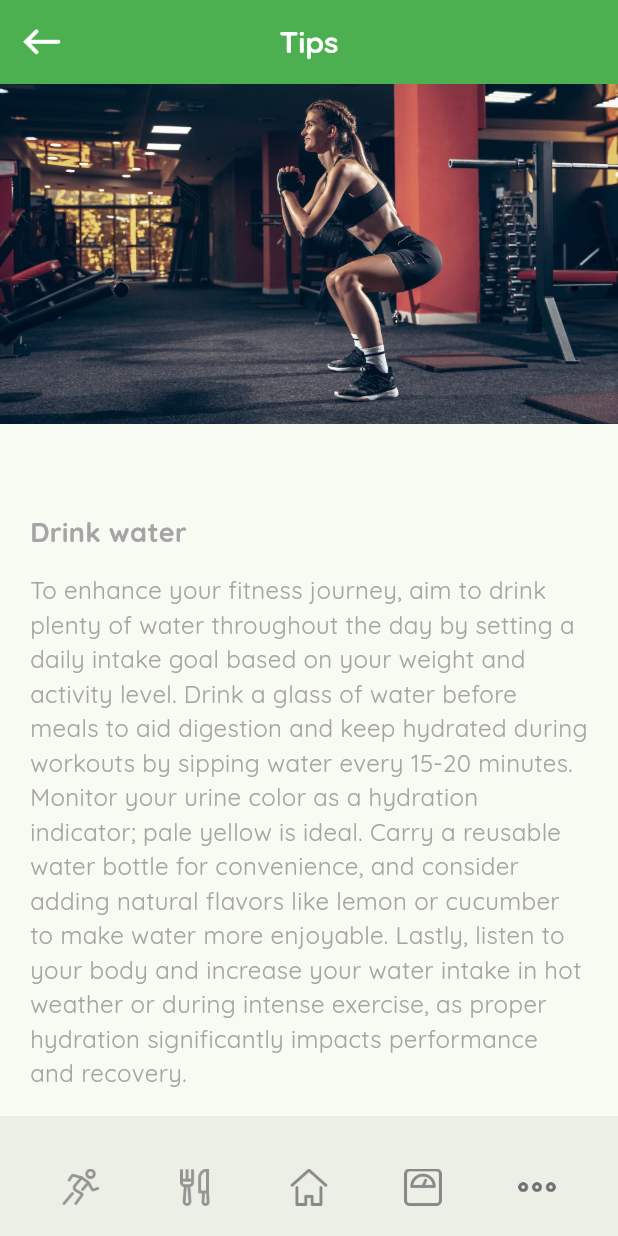
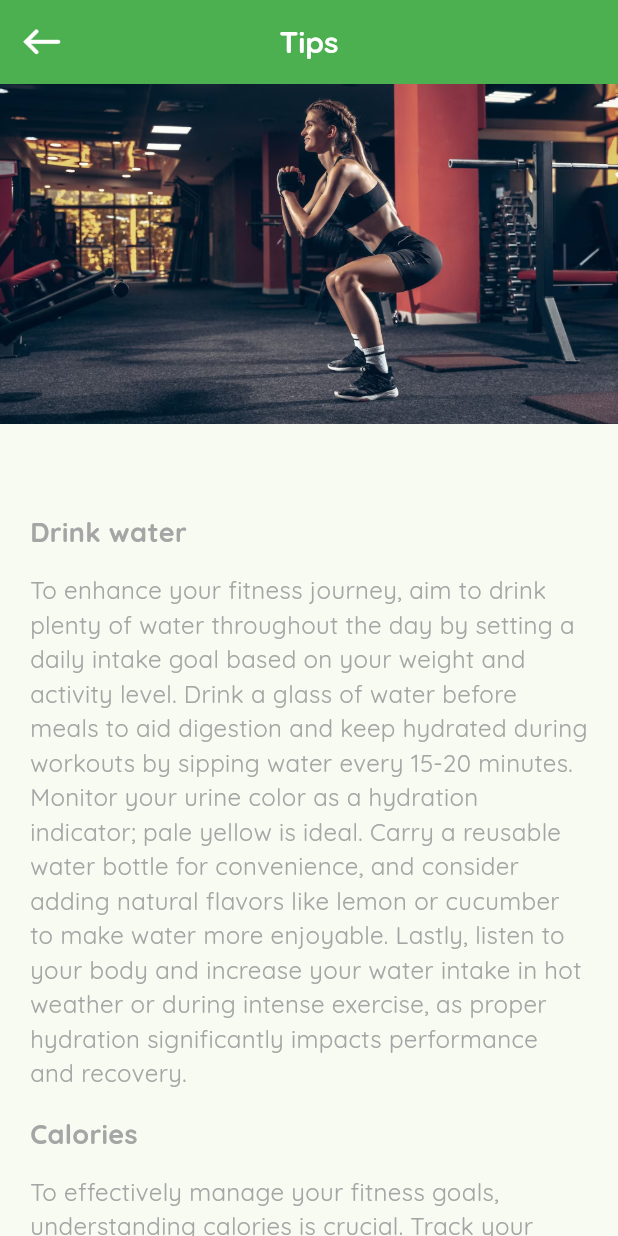
Before and after one commit to eddypencil/workouttracking3, a Flutter app: the TipsDetailView screen opened directly with empty values, on a phone screen of 412 x 824 dp. Run offline on Flutter 3.47's test engine with Material 3 defaults, Android fonts, the light colour scheme and no system bars; our stand-ins replace animated_splash_screen, bloc, cached_network_image, cloud_firestore, firebase_auth, firebase_core and 14 more; accounts and stored records are empty; network calls fail.

Commit message:
removed buttom nav and some  minor ui stuff

```diff
--- a/lib/models/blocs/cubit/StoreCubit/srore_cubit.dart
+++ b/lib/models/blocs/cubit/StoreCubit/srore_cubit.dart
@@ -42,7 +42,6 @@ class SaveCubit extends Cubit<SroreState> {
 
   }
 
-  // get user excersice
   Future<void> getUserExcersiceInfo() async {
     try {
       emit(LoadingGetExcersiceInfo());
--- a/lib/view/exercise/exercise_view_2.dart
+++ b/lib/view/exercise/exercise_view_2.dart
@@ -6,7 +6,7 @@ import 'package:workout_tracking/models/repos/data_repo.dart';
 import 'package:workout_tracking/view/workout/workout_detail_view.dart';
 
 import '../../common/color_extension.dart';
-import '../../common_widget/tab_button.dart';
+
 
 class ExerciseView2 extends StatefulWidget {
   const ExerciseView2({super.key});
@@ -118,7 +118,8 @@ class _ExerciseView2State extends State<ExerciseView2> {
                                     children: [
                                       Text(
                                         data[index].name,
-                                        overflow: TextOverflow.ellipsis, // Handling text overflow
+                                        overflow: TextOverflow.ellipsis,
+                                        maxLines: 2,
                                         style: TextStyle(
                                             color: TColor.secondaryText,
                                             fontSize: 20,
--- a/lib/view/tips/tips_details_view.dart
+++ b/lib/view/tips/tips_details_view.dart
@@ -71,16 +71,7 @@ class _TipsDetailViewState extends State<TipsDetailView> {
           ],
         ),
       ),
-      bottomNavigationBar: BottomAppBar(
-        elevation: 1,
-        child: Padding(
-          padding: const EdgeInsets.only(top: 15),
-          child: Row(
-            mainAxisAlignment: MainAxisAlignment.spaceAround,
-            children: _buildBottomNavigationItems(),
-          ),
-        ),
-      ),
+
     );
   }
 
```
